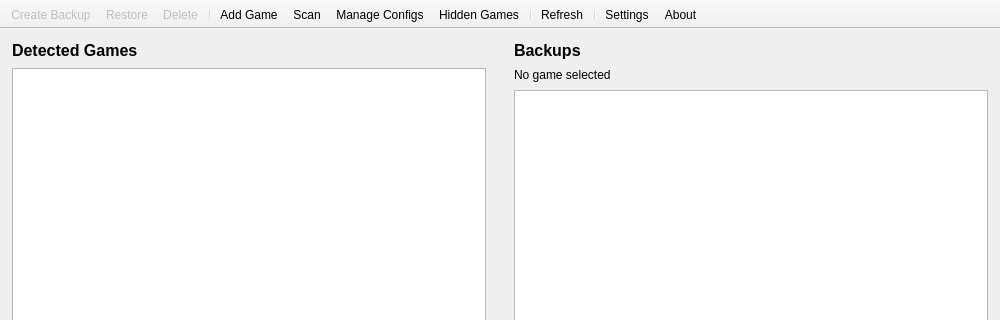
Old version of the form src/ui/mainwindow.ui in the repository mambucodev/game-rewind; both pictures show x 0 to 1000 and y 0 to 320 of the 1000 by 700 pixel window.
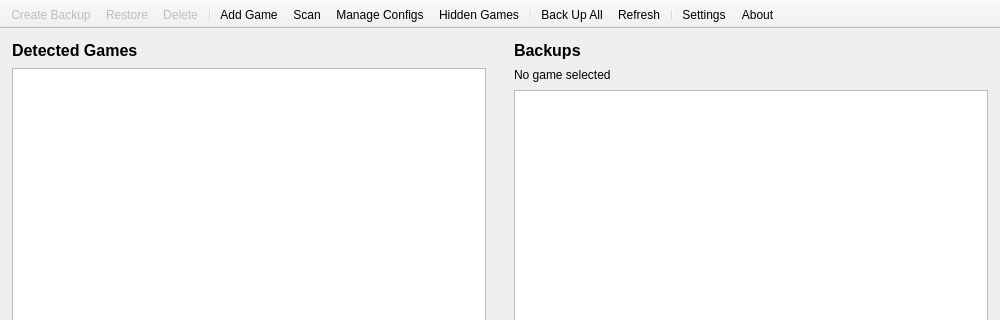
New version of the form. Icons and pictures are not drawn.

```diff
--- a/src/ui/mainwindow.ui
+++ b/src/ui/mainwindow.ui
@@ -178,6 +178,7 @@
    <addaction name="actionManageConfigs"/>
    <addaction name="actionHiddenGames"/>
    <addaction name="separator"/>
+   <addaction name="actionBackUpAll"/>
    <addaction name="actionRefresh"/>
    <addaction name="separator"/>
    <addaction name="actionSettings"/>
@@ -291,6 +292,17 @@
     <string>Manage hidden games</string>
    </property>
   </action>
+  <action name="actionBackUpAll">
+   <property name="icon">
+    <iconset theme="document-save-all"/>
+   </property>
+   <property name="text">
+    <string>Back Up All</string>
+   </property>
+   <property name="toolTip">
+    <string>Back up multiple games at once</string>
+   </property>
+  </action>
   <action name="actionAbout">
    <property name="icon">
     <iconset theme="help-about"/>
```
